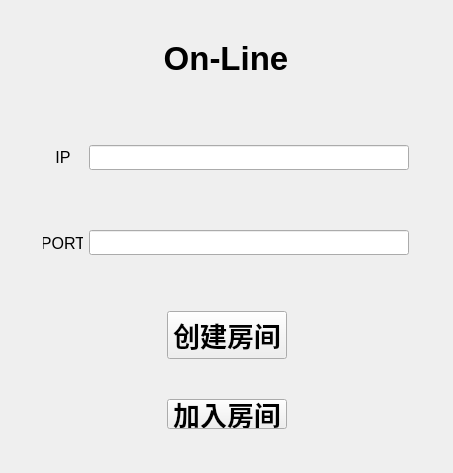
First picture: the form in onlinewindow.ui, repository Zhang-Yiiiiii/BlackAndWhite, before the edit.
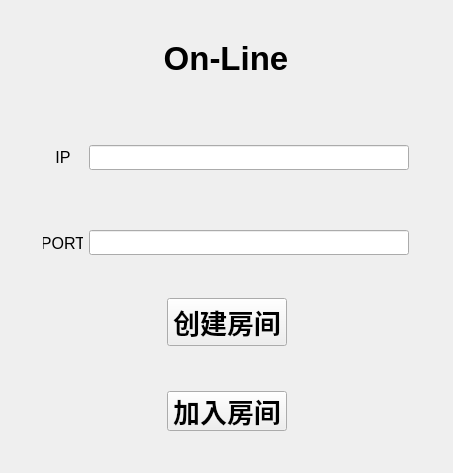
Second picture: the form after the edit.

What changed in the file:
```diff
--- a/onlinewindow.ui
+++ b/onlinewindow.ui
@@ -15,6 +15,22 @@
   </property>
   <widget class="QWidget" name="centralwidget">
    <layout class="QGridLayout" name="gridLayout">
+    <item row="3" column="0">
+     <spacer name="verticalSpacer_3">
+      <property name="orientation">
+       <enum>Qt::Orientation::Vertical</enum>
+      </property>
+      <property name="sizeType">
+       <enum>QSizePolicy::Policy::Fixed</enum>
+      </property>
+      <property name="sizeHint" stdset="0">
+       <size>
+        <width>20</width>
+        <height>15</height>
+       </size>
+      </property>
+     </spacer>
+    </item>
     <item row="0" column="0">
      <layout class="QHBoxLayout" name="horizontalLayout_5">
       <item>
@@ -86,21 +102,73 @@
       </item>
      </layout>
     </item>
-    <item row="1" column="0">
-     <spacer name="verticalSpacer_2">
-      <property name="orientation">
-       <enum>Qt::Orientation::Vertical</enum>
-      </property>
-      <property name="sizeType">
-       <enum>QSizePolicy::Policy::Fixed</enum>
-      </property>
-      <property name="sizeHint" stdset="0">
-       <size>
-        <width>50</width>
-        <height>30</height>
-       </size>
-      </property>
-     </spacer>
+    <item row="5" column="0">
+     <layout class="QHBoxLayout" name="horizontalLayout_7">
+      <item>
+       <spacer name="horizontalSpacer_9">
+        <property name="orientation">
+         <enum>Qt::Orientation::Horizontal</enum>
+        </property>
+        <property name="sizeType">
+         <enum>QSizePolicy::Policy::Expanding</enum>
+        </property>
+        <property name="sizeHint" stdset="0">
+         <size>
+          <width>50</width>
+          <height>20</height>
+         </size>
+        </property>
+       </spacer>
+      </item>
+      <item>
+       <widget class="QPushButton" name="listenBtn">
+        <property name="sizePolicy">
+         <sizepolicy hsizetype="Fixed" vsizetype="Fixed">
+          <horstretch>0</horstretch>
+          <verstretch>0</verstretch>
+         </sizepolicy>
+        </property>
+        <property name="minimumSize">
+         <size>
+          <width>120</width>
+          <height>40</height>
+         </size>
+        </property>
+        <property name="font">
+         <font>
+          <family>Arial</family>
+          <pointsize>20</pointsize>
+          <bold>true</bold>
+         </font>
+        </property>
+        <property name="text">
+         <string>创建房间</string>
+        </property>
+        <property name="iconSize">
+         <size>
+          <width>16</width>
+          <height>16</height>
+         </size>
+        </property>
+       </widget>
+      </item>
+      <item>
+       <spacer name="horizontalSpacer_10">
+        <property name="orientation">
+         <enum>Qt::Orientation::Horizontal</enum>
+        </property>
+        <property name="sizeType">
+         <enum>QSizePolicy::Policy::Expanding</enum>
+        </property>
+        <property name="sizeHint" stdset="0">
+         <size>
+          <width>50</width>
+          <height>20</height>
+         </size>
+        </property>
+       </spacer>
+      </item>
+     </layout>
     </item>
     <item row="2" column="0">
      <layout class="QHBoxLayout" name="horizontalLayout_4">
@@ -209,8 +277,8 @@
       </item>
      </layout>
     </item>
-    <item row="3" column="0">
-     <spacer name="verticalSpacer_3">
+    <item row="1" column="0">
+     <spacer name="verticalSpacer_2">
       <property name="orientation">
        <enum>Qt::Orientation::Vertical</enum>
       </property>
@@ -219,8 +287,8 @@
       </property>
       <property name="sizeHint" stdset="0">
        <size>
-        <width>20</width>
-        <height>15</height>
+        <width>50</width>
+        <height>30</height>
        </size>
       </property>
      </spacer>
@@ -335,91 +403,7 @@
       </item>
      </layout>
     </item>
-    <item row="5" column="0">
-     <spacer name="verticalSpacer_4">
-      <property name="orientation">
-       <enum>Qt::Orientation::Vertical</enum>
-      </property>
-      <property name="sizeType">
-       <enum>QSizePolicy::Policy::Fixed</enum>
-      </property>
-      <property name="sizeHint" stdset="0">
-       <size>
-        <width>20</width>
-        <height>13</height>
-       </size>
-      </property>
-     </spacer>
-    </item>
     <item row="6" column="0">
-     <layout class="QHBoxLayout" name="horizontalLayout_7">
-      <item>
-       <spacer name="horizontalSpacer_9">
-        <property name="orientation">
-         <enum>Qt::Orientation::Horizontal</enum>
-        </property>
-        <property name="sizeType">
-         <enum>QSizePolicy::Policy::Expanding</enum>
-        </property>
-        <property name="sizeHint" stdset="0">
-         <size>
-          <width>50</width>
-          <height>20</height>
-         </size>
-        </property>
-       </spacer>
-      </item>
-      <item>
-       <widget class="QPushButton" name="listenBtn">
-        <property name="sizePolicy">
-         <sizepolicy hsizetype="Fixed" vsizetype="Fixed">
-          <horstretch>0</horstretch>
-          <verstretch>0</verstretch>
-         </sizepolicy>
-        </property>
-        <property name="minimumSize">
-         <size>
-          <width>120</width>
-          <height>30</height>
-         </size>
-        </property>
-        <property name="font">
-         <font>
-          <family>Arial</family>
-          <pointsize>20</pointsize>
-          <bold>true</bold>
-         </font>
-        </property>
-        <property name="text">
-         <string>创建房间</string>
-        </property>
-        <property name="iconSize">
-         <size>
-          <width>16</width>
-          <height>16</height>
-         </size>
-        </property>
-       </widget>
-      </item>
-      <item>
-       <spacer name="horizontalSpacer_10">
-        <property name="orientation">
-         <enum>Qt::Orientation::Horizontal</enum>
-        </property>
-        <property name="sizeType">
-         <enum>QSizePolicy::Policy::Expanding</enum>
-        </property>
-        <property name="sizeHint" stdset="0">
-         <size>
-          <width>50</width>
-          <height>20</height>
-         </size>
-        </property>
-       </spacer>
-      </item>
-     </layout>
-    </item>
-    <item row="7" column="0">
      <layout class="QHBoxLayout" name="horizontalLayout_6">
       <item>
        <spacer name="horizontalSpacer">
@@ -448,7 +432,7 @@
         <property name="minimumSize">
          <size>
           <width>120</width>
-          <height>30</height>
+          <height>40</height>
          </size>
         </property>
         <property name="maximumSize">
```
